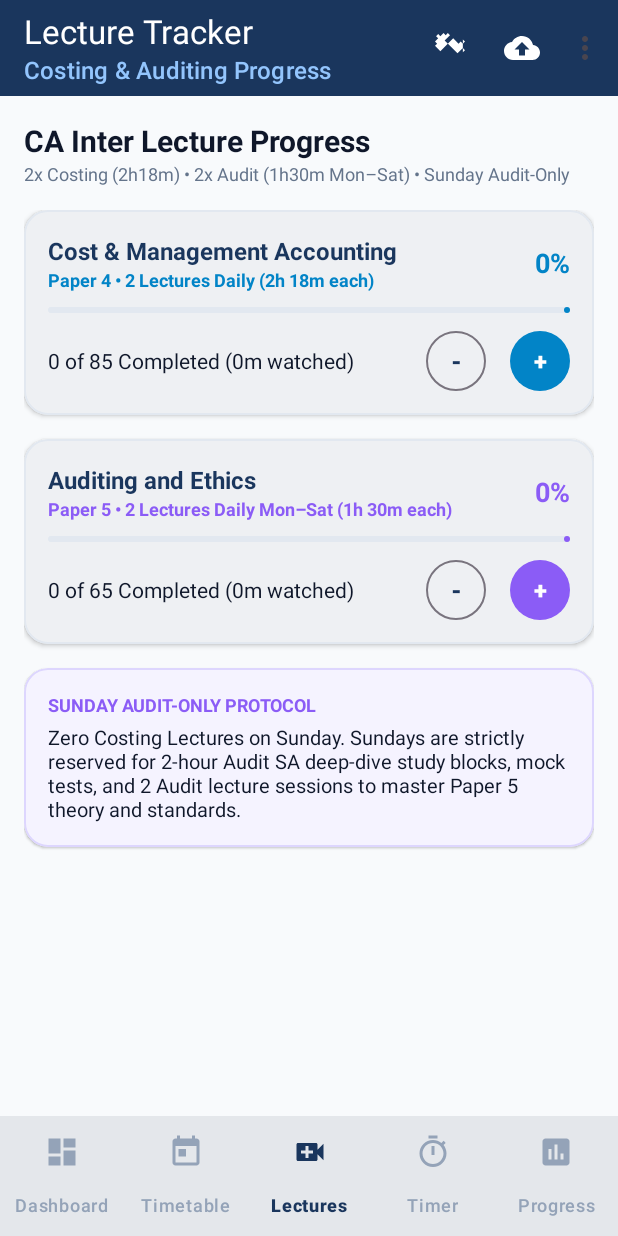
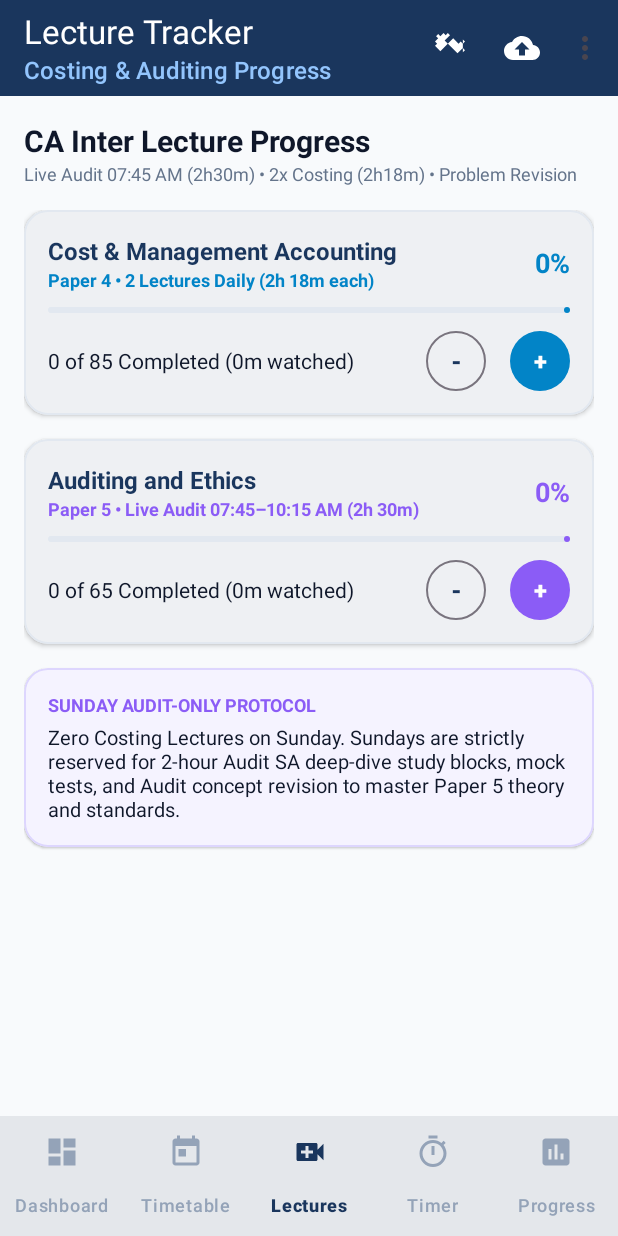
Before and after one commit to rahul23145/StudyOS, an Android app: the screen it shows after launch (MainActivity), item 3 of the bottom bar chosen, on a phone screen of 412 x 824 dp. Run offline under Robolectric (Android 15) with nearby library versions, the phone set to English and light mode, and no system bars; our stand-ins replace Room's generated code.

Commit message:
release: v1.25.0 - Live Audit routine sync, singleTop intent navigation, exact alarm receiver fix & stable host build

```diff
--- a/app/src/main/AndroidManifest.xml
+++ b/app/src/main/AndroidManifest.xml
@@ -36,6 +36,7 @@
         <activity
             android:name=".ui.MainActivity"
             android:exported="true"
+            android:launchMode="singleTop"
             android:windowSoftInputMode="adjustPan">
             <intent-filter>
                 <action android:name="android.intent.action.MAIN" />
@@ -72,6 +73,7 @@
             <intent-filter>
                 <action android:name="com.studyos.cainter.ACTION_TIMER_PAUSE_RESUME" />
                 <action android:name="com.studyos.cainter.ACTION_TIMER_DONE_NEXT" />
+                <action android:name="com.studyos.cainter.ACTION_TIMER_ALARM" />
             </intent-filter>
         </receiver>
 
--- a/app/src/main/java/com/studyos/cainter/ui/lectures/LecturesFragment.kt
+++ b/app/src/main/java/com/studyos/cainter/ui/lectures/LecturesFragment.kt
@@ -74,7 +74,7 @@ class LecturesFragment : Fragment() {
 
     private fun setupCaInterAppView() {
         binding.tvLecturesTitle.text = "CA Inter Lecture Progress"
-        binding.tvLecturesSubtitle.text = "2x Costing (2h18m) • 2x Audit (1h30m Mon–Sat) • Sunday Audit-Only"
+        binding.tvLecturesSubtitle.text = "Live Audit 07:45 AM (2h30m) • 2x Costing (2h18m) • Problem Revision"
         binding.btnAddSubject.visibility = View.GONE
         binding.rvCustomSubjects.visibility = View.GONE
         binding.layoutCaInterCards.visibility = View.VISIBLE
@@ -86,7 +86,7 @@ class LecturesFragment : Fragment() {
             viewModel.decrementLecture("COSTING")
         }
         binding.btnAuditPlus.setOnClickListener {
-            viewModel.incrementLecture("AUDIT", 90)
+            viewModel.incrementLecture("AUDIT", 150)
         }
         binding.btnAuditMinus.setOnClickListener {
             viewModel.decrementLecture("AUDIT")
--- a/app/src/main/java/com/studyos/cainter/ui/timetable/TimetableFragment.kt
+++ b/app/src/main/java/com/studyos/cainter/ui/timetable/TimetableFragment.kt
@@ -150,9 +150,9 @@ class TimetableFragment : Fragment() {
     private fun updateOverviewBadge(day: Int, type: ScheduleType) {
         if (type.id == 1L && !BuildConfig.IS_CUSTOM_APP) {
             binding.tvDayOverviewBadge.text = when (day) {
-                1, 3, 5 -> "MWF Routine • Tuition 6:00–7:00 PM • Costing 2x (2h18m) + Audit 2x (1h30m) • Gym 1h"
-                2, 4, 6 -> "TTSS Routine • Running 6:30–7:15 PM • Costing 2x (2h18m) + Audit 2x (1h30m) • Gym 1h"
-                7 -> "Sunday Audit-Only • 3x 2-Hour Study Blocks • 2x Audit Lectures • TTSS Running"
+                1, 3, 5 -> "MWF Routine • Tuition 6:00–7:00 PM • Live Audit (2h30m) + Costing 2x (2h18m) • Gym 1h"
+                2, 4, 6 -> "TTSS Routine • Running 6:30–7:15 PM • Live Audit (2h30m) + Costing 2x (2h18m) • Gym 1h"
+                7 -> "Sunday Audit-Only • 3x 2-Hour Study Blocks • Live Audit Concept Revision • TTSS Running"
                 else -> "Standard CA Inter Schedule"
             }
         } else {
--- a/app/src/main/res/layout/fragment_lectures.xml
+++ b/app/src/main/res/layout/fragment_lectures.xml
@@ -244,7 +244,7 @@
                             <TextView
                                 android:layout_width="wrap_content"
                                 android:layout_height="wrap_content"
-                                android:text="Paper 5 • 2 Lectures Daily Mon–Sat (1h 30m each)"
+                                android:text="Paper 5 • Live Audit 07:45–10:15 AM (2h 30m)"
                                 android:textColor="@color/category_audit"
                                 android:textSize="12sp"
                                 android:textStyle="bold" />
@@ -360,7 +360,7 @@
                         android:layout_width="wrap_content"
                         android:layout_height="wrap_content"
                         android:layout_marginTop="4dp"
-                        android:text="Zero Costing Lectures on Sunday. Sundays are strictly reserved for 2-hour Audit SA deep-dive study blocks, mock tests, and 2 Audit lecture sessions to master Paper 5 theory and standards."
+                        android:text="Zero Costing Lectures on Sunday. Sundays are strictly reserved for 2-hour Audit SA deep-dive study blocks, mock tests, and Audit concept revision to master Paper 5 theory and standards."
                         android:textColor="@color/text_primary_light"
                         android:textSize="13sp" />
                 </LinearLayout>
--- a/gradle.properties
+++ b/gradle.properties
@@ -1,5 +1,6 @@
 # StudyOS - Android Gradle Properties
-org.gradle.jvmargs=-Xmx2048m -Dfile.encoding=UTF-8
+org.gradle.jvmargs=-Xmx2048m -XX:TieredStopAtLevel=1 -Dfile.encoding=UTF-8
+org.gradle.java.home=C:\\Program Files\\Microsoft\\jdk-17.0.21.102-hotspot
 android.useAndroidX=true
 android.nonTransitiveRClass=true
 kotlin.code.style=official
```
Also changed, not shown: app/build.gradle.kts (+4 -4 lines), app/src/main/java/com/studyos/cainter/ui/MainActivity.kt (+13 -2 lines), app/src/main/java/com/studyos/cainter/ui/lectures/LecturesViewModel.kt (+4 -3 lines), 1 other file.
